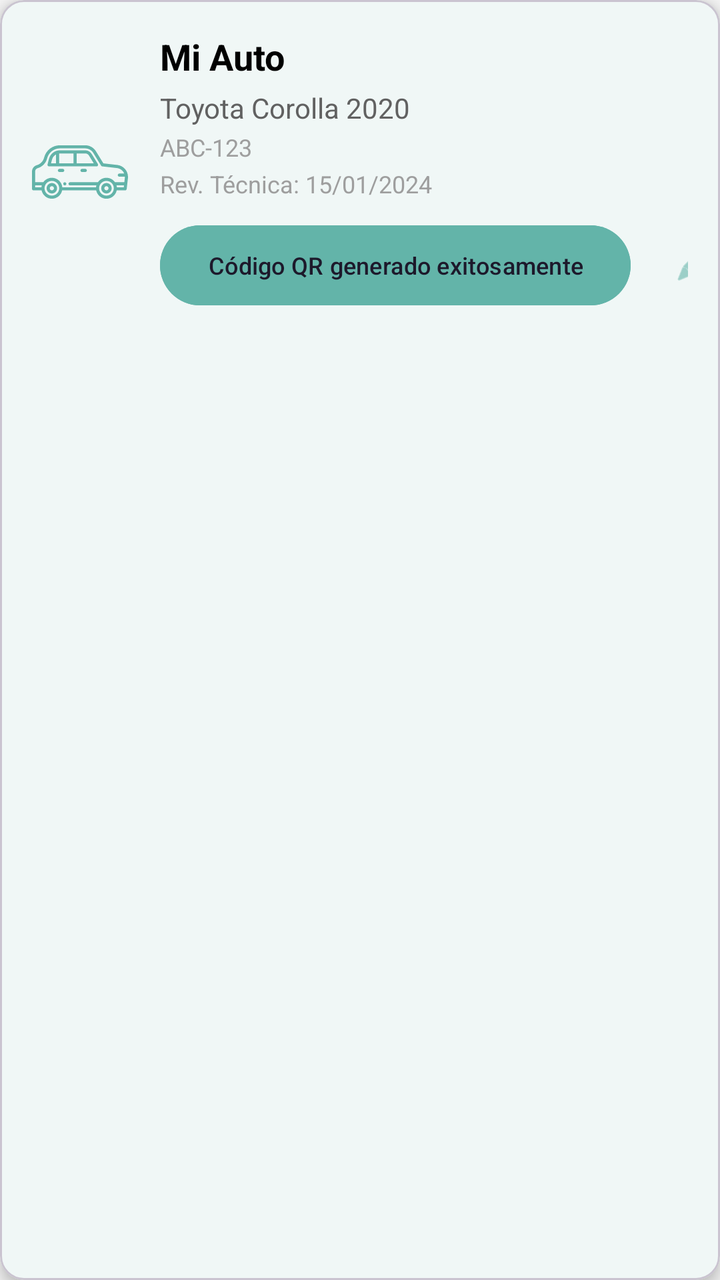
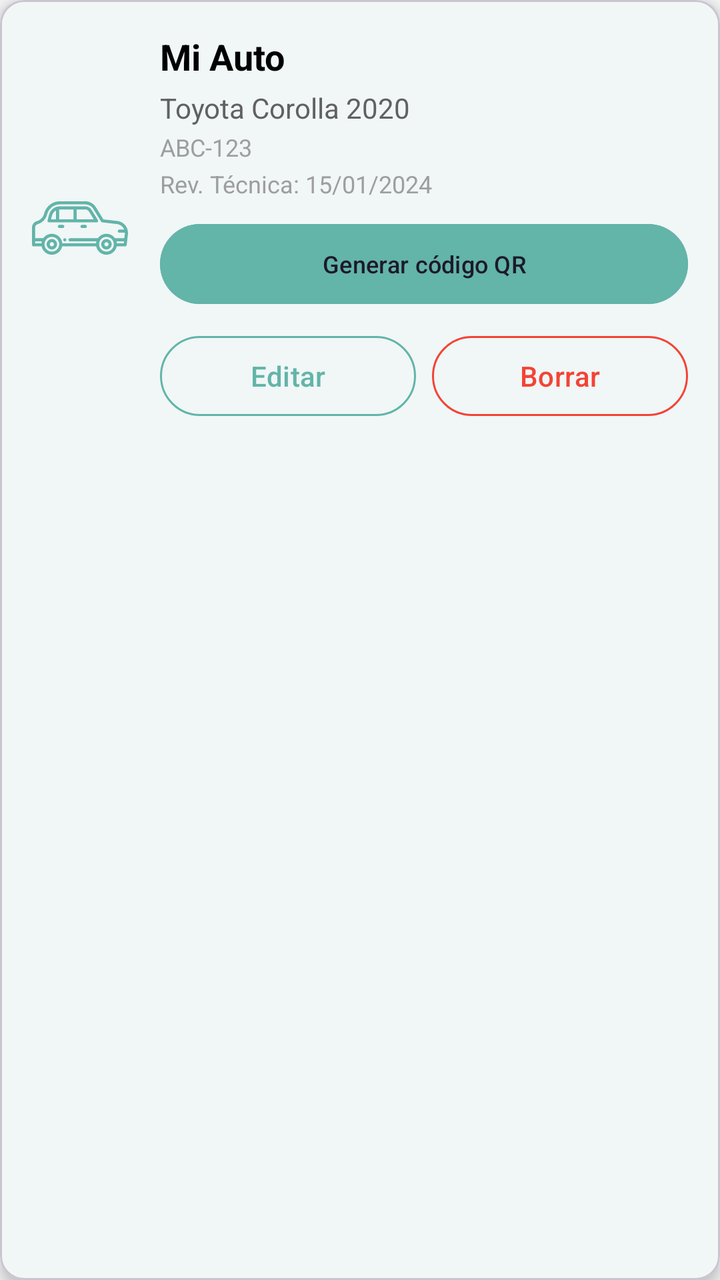

Before-and-after screenshots of an Android layout around one commit, followed by the original layout XML and the change that was made.
<!-- AndroidManifest.xml: application theme Theme.LAB6_20210740 -->
<!-- res/layout/item_vehicle.xml -->
<?xml version="1.0" encoding="utf-8"?>
<com.google.android.material.card.MaterialCardView xmlns:android="http://schemas.android.com/apk/res/android"
    xmlns:app="http://schemas.android.com/apk/res-auto"
    android:layout_width="match_parent"
    android:layout_height="wrap_content"
    android:layout_marginBottom="12dp"
    app:cardCornerRadius="12dp"
    app:cardElevation="4dp"
    app:cardBackgroundColor="@color/white">

    <LinearLayout
        android:layout_width="match_parent"
        android:layout_height="wrap_content"
        android:orientation="horizontal"
        android:padding="16dp">

        <ImageView
            android:layout_width="48dp"
            android:layout_height="48dp"
            android:src="@drawable/carro"
            app:tint="@color/primary"
            android:layout_gravity="center_vertical" />

        <LinearLayout
            android:layout_width="0dp"
            android:layout_height="wrap_content"
            android:layout_weight="1"
            android:orientation="vertical"
            android:layout_marginStart="16dp">

            <TextView
                android:id="@+id/tv_vehicle_id"
                android:layout_width="wrap_content"
                android:layout_height="wrap_content"
                android:text="Mi Auto"
                android:textSize="18sp"
                android:textStyle="bold"
                android:textColor="@color/black" />

            <TextView
                android:id="@+id/tv_vehicle_info"
                android:layout_width="wrap_content"
                android:layout_height="wrap_content"
                android:text="Toyota Corolla 2020"
                android:textSize="14sp"
                android:textColor="@color/dark_gray"
                android:layout_marginTop="4dp" />

            <TextView
                android:id="@+id/tv_vehicle_plate"
                android:layout_width="wrap_content"
                android:layout_height="wrap_content"
                android:text="ABC-123"
                android:textSize="12sp"
                android:textColor="@color/gray"
                android:layout_marginTop="2dp" />

            <TextView
                android:id="@+id/tv_technical_review"
                android:layout_width="wrap_content"
                android:layout_height="wrap_content"
                android:text="Rev. Técnica: 15/01/2024"
                android:textSize="12sp"
                android:textColor="@color/gray"
                android:layout_marginTop="2dp" />

            <LinearLayout
                android:layout_width="wrap_content"
                android:layout_height="wrap_content"
                android:orientation="horizontal"
                android:layout_marginTop="8dp">

                <Button
                    android:id="@+id/btn_generate_qr"
                    android:layout_width="wrap_content"
                    android:layout_height="wrap_content"
                    android:text="@string/qr_generado"
                    android:textSize="12sp"
                    android:backgroundTint="@color/primary"
                    style="@style/Widget.Material3.Button.TonalButton" />

                <com.google.android.material.button.MaterialButton
                    android:id="@+id/btn_edit_vehicle"
                    style="@style/Widget.Material3.Button.IconButton"
                    android:layout_width="48dp"
                    android:layout_height="48dp"
                    android:layout_marginStart="8dp"
                    app:icon="@android:drawable/ic_menu_edit"
                    app:iconTint="@color/primary"
                    app:iconGravity="textStart"
                    app:iconPadding="0dp" />

                <com.google.android.material.button.MaterialButton
                    android:id="@+id/btn_delete_vehicle"
                    style="@style/Widget.Material3.Button.IconButton"
                    android:layout_width="48dp"
                    android:layout_height="48dp"
                    android:layout_marginStart="4dp"
                    app:icon="@android:drawable/ic_menu_delete"
                    app:iconTint="#F44336"
                    app:iconGravity="textStart"
                    app:iconPadding="0dp" />

            </LinearLayout>

        </LinearLayout>

    </LinearLayout>

</com.google.android.material.card.MaterialCardView>
<!-- resources referenced by this layout -->
<resources>
  <color name="black">#FF000000</color>
  <color name="dark_gray">#616161</color>
  <color name="gray">#9E9E9E</color>
  <color name="primary">#63B4A9</color>
  <color name="white">#FFFFFFFF</color>
  <!-- drawable carro: vector/xml drawable (drawable, 3673 chars, omitted) -->
  <string name="qr_generado">Código QR generado exitosamente</string>
  <style name="Theme.LAB6_20210740" parent="Base.Theme.LAB6_20210740" />
  <style name="Base.Theme.LAB6_20210740" parent="Theme.Material3.DayNight.NoActionBar">
          
          <item name="colorPrimary">@color/primary</item>
          <item name="colorPrimaryVariant">@color/botones</item>
          <item name="colorOnPrimary">@color/white</item>
  
          
          <item name="colorSecondary">@color/primary</item>
          <item name="colorSecondaryVariant">@color/botones</item>
          <item name="colorOnSecondary">@color/white</item>
  
          
          <item name="android:colorBackground">@color/light_gray</item>
          <item name="colorSurface">@color/white</item>
          <item name="colorOnSurface">@color/black</item>
  
          
          <item name="colorError">#B00020</item>
          <item name="colorOnError">@color/white</item>
  
          
          <item name="materialButtonStyle">@style/Widget.App.Button</item>
      </style>
  <color name="botones">#009688</color>
  <color name="light_gray">#F5F5F5</color>
  <style name="Widget.App.Button" parent="Widget.Material3.Button">
          <item name="backgroundTint">@color/primary</item>
          <item name="android:textColor">@color/white</item>
          <item name="cornerRadius">8dp</item>
      </style>
</resources>

<!-- the commit's change to res/layout/item_vehicle.xml (unified diff, before → after) -->
@@ -65,41 +65,49 @@
                 android:layout_marginTop="2dp" />
 
             <LinearLayout
-                android:layout_width="wrap_content"
+                android:layout_width="match_parent"
                 android:layout_height="wrap_content"
-                android:orientation="horizontal"
+                android:orientation="vertical"
                 android:layout_marginTop="8dp">
 
                 <Button
                     android:id="@+id/btn_generate_qr"
-                    android:layout_width="wrap_content"
+                    android:layout_width="match_parent"
                     android:layout_height="wrap_content"
                     android:text="@string/qr_generado"
                     android:textSize="12sp"
                     android:backgroundTint="@color/primary"
                     style="@style/Widget.Material3.Button.TonalButton" />
 
-                <com.google.android.material.button.MaterialButton
-                    android:id="@+id/btn_edit_vehicle"
-                    style="@style/Widget.Material3.Button.IconButton"
-                    android:layout_width="48dp"
-                    android:layout_height="48dp"
-                    android:layout_marginStart="8dp"
-                    app:icon="@android:drawable/ic_menu_edit"
-                    app:iconTint="@color/primary"
-                    app:iconGravity="textStart"
-                    app:iconPadding="0dp" />
+                <LinearLayout
+                    android:layout_width="match_parent"
+                    android:layout_height="wrap_content"
+                    android:orientation="horizontal"
+                    android:layout_marginTop="8dp">
 
-                <com.google.android.material.button.MaterialButton
-                    android:id="@+id/btn_delete_vehicle"
-                    style="@style/Widget.Material3.Button.IconButton"
-                    android:layout_width="48dp"
-                    android:layout_height="48dp"
-                    android:layout_marginStart="4dp"
-                    app:icon="@android:drawable/ic_menu_delete"
-                    app:iconTint="#F44336"
-                    app:iconGravity="textStart"
-                    app:iconPadding="0dp" />
+                    <Button
+                        android:id="@+id/btn_edit_vehicle"
+                        style="@style/Widget.Material3.Button.OutlinedButton"
+                        android:layout_width="0dp"
+                        android:layout_height="wrap_content"
+                        android:layout_weight="1"
+                        android:text="Editar"
+                        android:textColor="@color/primary"
+                        app:strokeColor="@color/primary"
+                        android:layout_marginEnd="4dp" />
+
+                    <Button
+                        android:id="@+id/btn_delete_vehicle"
+                        style="@style/Widget.Material3.Button.OutlinedButton"
+                        android:layout_width="0dp"
+                        android:layout_height="wrap_content"
+                        android:layout_weight="1"
+                        android:text="Borrar"
+                        android:textColor="#F44336"
+                        app:strokeColor="#F44336"
+                        android:layout_marginStart="4dp" />
+
+                </LinearLayout>
 
             </LinearLayout>
 
<!-- resource entries referenced after the edit -->
@@ -6,7 +6,7 @@
   <color name="primary">#63B4A9</color>
   <color name="white">#FFFFFFFF</color>
   <!-- drawable carro: vector/xml drawable (drawable, 3673 chars, omitted) -->
-  <string name="qr_generado">Código QR generado exitosamente</string>
+  <string name="qr_generado">Generar código QR</string>
   <style name="Theme.LAB6_20210740" parent="Base.Theme.LAB6_20210740" />
   <style name="Base.Theme.LAB6_20210740" parent="Theme.Material3.DayNight.NoActionBar">
           
